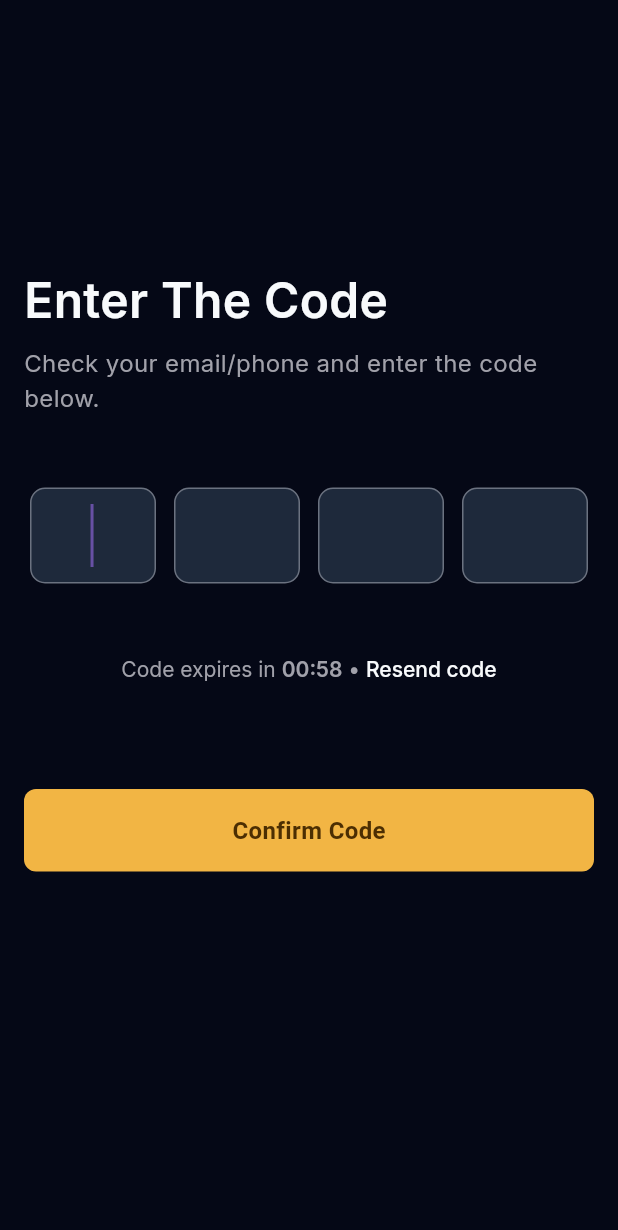
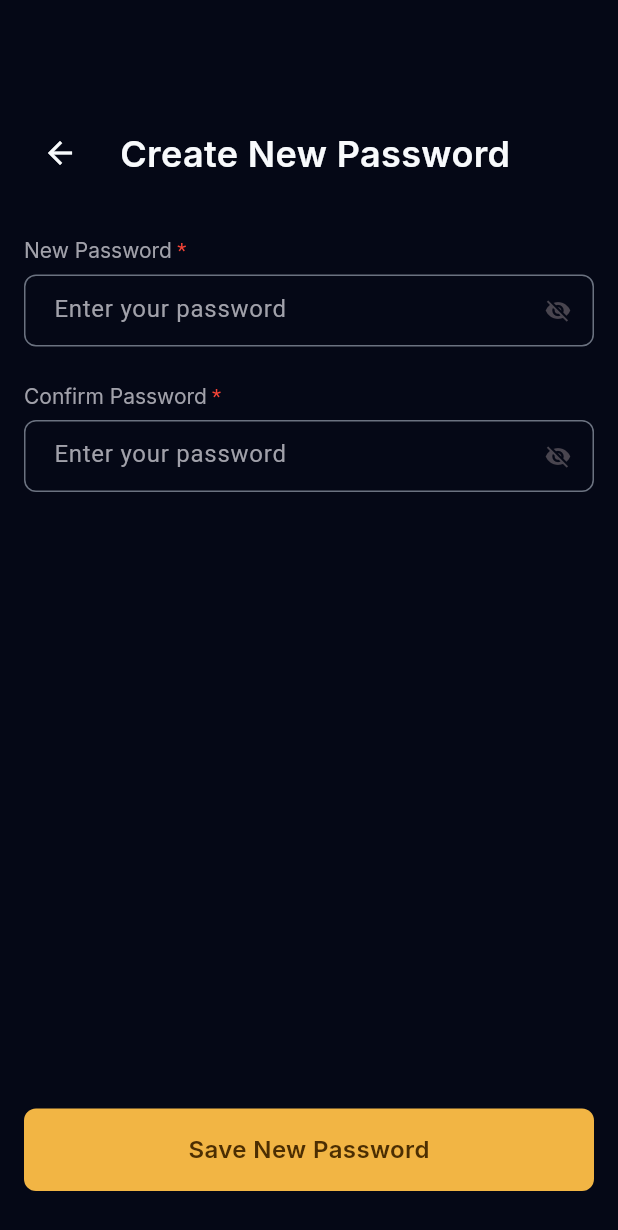
Before and after one commit to AvijitDasAvi/Vyrro, a Flutter app: the OtpScreen screen opened directly, after a tap on "Confirm Code", on a phone screen of 412 x 824 dp. Shown: the top 1230 px of the screen. Run offline on Flutter 3.47's test engine with Material 3 defaults, Android fonts, the light colour scheme and no system bars; our stand-ins replace flutter_easyloading, get, google_fonts.

Commit message:
Create new password screen complete.

```diff
--- a/lib/core/common/widgets/custom_button.dart
+++ b/lib/core/common/widgets/custom_button.dart
@@ -1,5 +1,6 @@
 import 'package:flutter/material.dart';
 import 'package:galaxybooking/core/common/constants/app_colors.dart';
+import 'package:galaxybooking/core/style/get_text_style.dart';
 import 'package:get/get.dart';
 
 class CustomButton extends StatelessWidget {
@@ -21,7 +22,7 @@ class CustomButton extends StatelessWidget {
         child: Center(
           child: Text(
             title,
-            style: TextStyle(
+            style: getTextStyle(
               fontSize: 16,
               fontWeight: FontWeight.w600,
               color: Color(0xFF4C2E02),
--- /dev/null
+++ b/lib/features/auth/forgot/new_password/screen/create_new_password_screen.dart
@@ -0,0 +1,60 @@
+import 'package:flutter/material.dart';
+import 'package:galaxybooking/core/common/constants/app_colors.dart';
+import 'package:galaxybooking/core/common/widgets/custom_button.dart';
+import 'package:galaxybooking/core/common/widgets/custom_text_form_field.dart';
+import 'package:galaxybooking/core/style/get_text_style.dart';
+
+class CreateNewPasswordScreen extends StatelessWidget {
+  const CreateNewPasswordScreen({super.key});
+
+  @override
+  Widget build(BuildContext context) {
+    return Scaffold(
+      backgroundColor: AppColors.primaryBackground,
+      body: Padding(
+        padding: EdgeInsets.only(top: 78, left: 16, right: 16, bottom: 30),
+        child: Column(
+          children: [
+            Row(
+              children: [
+                IconButton(
+                  onPressed: () {},
+                  icon: Icon(
+                    Icons.arrow_back,
+                    color: AppColors.textColor,
+                    size: 24,
+                  ),
+                ),
+                SizedBox(width: 16),
+                Text(
+                  'Create New Password',
+                  style: getTextStyle(
+                    fontWeight: FontWeight.w600,
+                    fontSize: 24,
+                    color: AppColors.textColor,
+                  ),
+                ),
+              ],
+            ),
+            SizedBox(height: 32),
+            CustomTextFormField(
+              label: 'New Password',
+              isRequired: true,
+              suffixIcon: Icon(Icons.visibility_off),
+              hintText: 'Enter your password',
+            ),
+            SizedBox(height: 24),
+            CustomTextFormField(
+              label: 'Confirm Password',
+              isRequired: true,
+              suffixIcon: Icon(Icons.visibility_off),
+              hintText: 'Enter your password',
+            ),
+            Spacer(),
+            CustomButton(title: 'Save New Password', onTap: () {}),
+          ],
+        ),
+      ),
+    );
+  }
+}
--- a/lib/features/auth/otp/screen/otp_screen.dart
+++ b/lib/features/auth/forgot/otp/screen/otp_screen.dart
@@ -3,6 +3,8 @@ import 'package:flutter/material.dart';
 import 'package:galaxybooking/core/common/constants/app_colors.dart';
 import 'package:galaxybooking/core/common/widgets/custom_button.dart';
 import 'package:galaxybooking/core/style/get_text_style.dart';
+import 'package:galaxybooking/routes/app_routes.dart';
+import 'package:get/get.dart';
 
 class OtpScreen extends StatelessWidget {
   const OtpScreen({super.key});
@@ -107,7 +109,12 @@ class OtpScreen extends StatelessWidget {
               ),
             ),
             SizedBox(height: 72),
-            CustomButton(title: 'Confirm Code', onTap: () {}),
+            CustomButton(
+              title: 'Confirm Code',
+              onTap: () {
+                Get.toNamed(AppRoutes.getCreateNewPasswordScreen());
+              },
+            ),
           ],
         ),
       ),
--- a/lib/routes/app_routes.dart
+++ b/lib/routes/app_routes.dart
@@ -1,4 +1,5 @@
-import 'package:galaxybooking/features/auth/forgot/screen/forgot_password_screen.dart';
+import 'package:galaxybooking/features/auth/forgot/forgot/screen/forgot_password_screen.dart';
+import 'package:galaxybooking/features/auth/forgot/new_password/screen/create_new_password_screen.dart';
 import 'package:galaxybooking/features/auth/login/screen/login_screen.dart';
 import 'package:galaxybooking/features/auth/register/screen/register_screen.dart';
 import 'package:galaxybooking/features/onboarding/screen/onboarding_screen_one.dart';
@@ -15,6 +16,7 @@ class AppRoutes {
   static String loginScreen = '/loginScreen';
   static String forgotPasswordScreen = '/forgotPasswordScreen';
   static String registerScreen = '/registerScreen';
+  static String createNewPasswordScreen = '/createNewPasswordScreen';
 
   static String getSplashScreen() => splashScreen;
   static String getOnboardingScreenOne() => onboardingScreenOne;
@@ -23,6 +25,7 @@ class AppRoutes {
   static String getLoginScreen() => loginScreen;
   static String getForgotPasswordScreen() => forgotPasswordScreen;
   static String getRegisterScreen() => registerScreen;
+  static String getCreateNewPasswordScreen() => createNewPasswordScreen;
 
   static List<GetPage> routes = [
     GetPage(name: splashScreen, page: () => SplashScreen()),
@@ -56,5 +59,10 @@ class AppRoutes {
       transition: Transition.rightToLeft,
       page: () => RegisterScreen(),
     ),
+    GetPage(
+      name: createNewPasswordScreen,
+      transition: Transition.rightToLeft,
+      page: () => CreateNewPasswordScreen(),
+    ),
   ];
 }
```
Also changed, not shown: lib/features/auth/forgot/forgot/screen/forgot_password_screen.dart (renamed from lib/features/auth/forgot/screen/forgot_password_screen.dart, +2 -14 lines), lib/features/auth/forgot/forgot/controller/forgot_controller.dart (renamed from lib/features/auth/forgot/controller/forgot_controller.dart).
